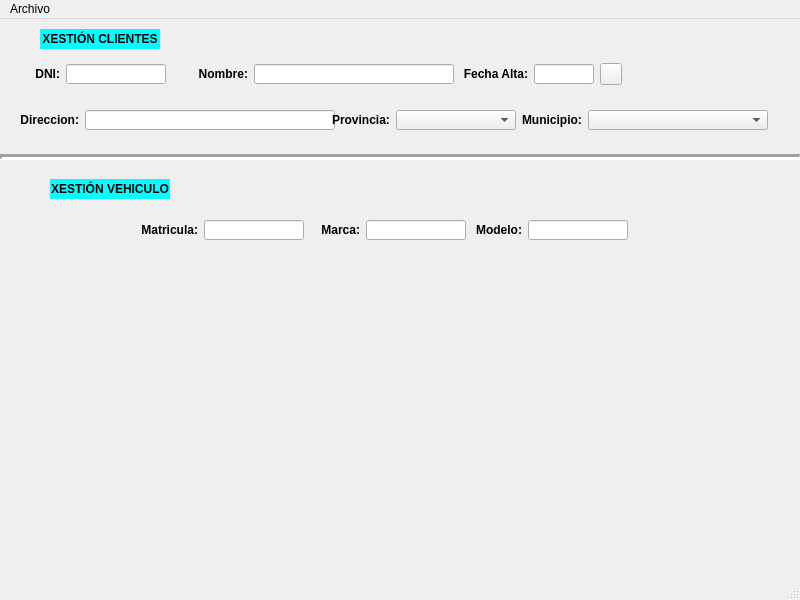
This is QuintanaRanha/ventMain.ui in Martin-Quintana/Desenvolvemento-de-Interfaces as Qt 5 draws it before an edit. The edited form follows.
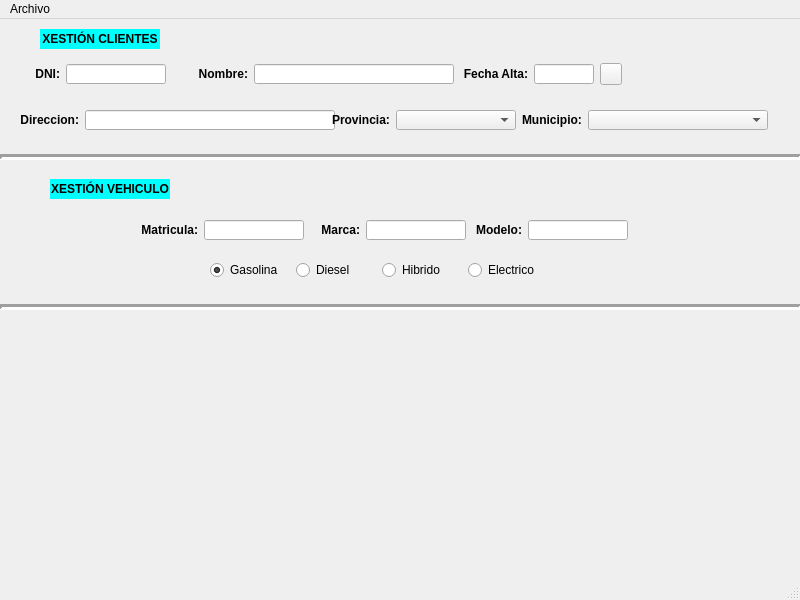
This is the edited form. Icons and pictures are not drawn.

The edit to the form file:
```diff
--- a/QuintanaRanha/ventMain.ui
+++ b/QuintanaRanha/ventMain.ui
@@ -124,7 +124,7 @@
      <set>Qt::AlignCenter</set>
     </property>
    </widget>
-   <widget class="QWidget" name="">
+   <widget class="QWidget" name="layoutWidget">
     <property name="geometry">
      <rect>
       <x>20</x>
@@ -226,7 +226,7 @@
      </item>
     </layout>
    </widget>
-   <widget class="QWidget" name="">
+   <widget class="QWidget" name="layoutWidget">
     <property name="geometry">
      <rect>
       <x>140</x>
@@ -360,7 +360,7 @@
      </item>
     </layout>
    </widget>
-   <widget class="QWidget" name="">
+   <widget class="QWidget" name="layoutWidget">
     <property name="geometry">
      <rect>
       <x>30</x>
@@ -555,6 +555,125 @@
      </item>
     </layout>
    </widget>
+   <widget class="Line" name="line_2">
+    <property name="geometry">
+     <rect>
+      <x>0</x>
+      <y>280</y>
+      <width>801</width>
+      <height>16</height>
+     </rect>
+    </property>
+    <property name="lineWidth">
+     <number>3</number>
+    </property>
+    <property name="orientation">
+     <enum>Qt::Horizontal</enum>
+    </property>
+   </widget>
+   <widget class="QWidget" name="layoutWidget">
+    <property name="geometry">
+     <rect>
+      <x>210</x>
+      <y>240</y>
+      <width>340</width>
+      <height>22</height>
+     </rect>
+    </property>
+    <layout class="QHBoxLayout" name="horizontalLayout_4">
+     <item>
+      <widget class="QRadioButton" name="rbtGasolina">
+       <property name="minimumSize">
+        <size>
+         <width>80</width>
+         <height>20</height>
+        </size>
+       </property>
+       <property name="maximumSize">
+        <size>
+         <width>80</width>
+         <height>20</height>
+        </size>
+       </property>
+       <property name="text">
+        <string>Gasolina</string>
+       </property>
+       <property name="checked">
+        <bool>true</bool>
+       </property>
+       <attribute name="buttonGroup">
+        <string notr="true">btdGroup</string>
+       </attribute>
+      </widget>
+     </item>
+     <item>
+      <widget class="QRadioButton" name="rbtDiesel">
+       <property name="minimumSize">
+        <size>
+         <width>80</width>
+         <height>20</height>
+        </size>
+       </property>
+       <property name="maximumSize">
+        <size>
+         <width>80</width>
+         <height>20</height>
+        </size>
+       </property>
+       <property name="text">
+        <string>Diesel</string>
+       </property>
+       <attribute name="buttonGroup">
+        <string notr="true">btdGroup</string>
+       </attribute>
+      </widget>
+     </item>
+     <item>
+      <widget class="QRadioButton" name="rbtHibrido">
+       <property name="minimumSize">
+        <size>
+         <width>80</width>
+         <height>20</height>
+        </size>
+       </property>
+       <property name="maximumSize">
+        <size>
+         <width>80</width>
+         <height>20</height>
+        </size>
+       </property>
+       <property name="text">
+        <string>Hibrido</string>
+       </property>
+       <attribute name="buttonGroup">
+        <string notr="true">btdGroup</string>
+       </attribute>
+      </widget>
+     </item>
+     <item>
+      <widget class="QRadioButton" name="rbtElectrico">
+       <property name="minimumSize">
+        <size>
+         <width>80</width>
+         <height>20</height>
+        </size>
+       </property>
+       <property name="maximumSize">
+        <size>
+         <width>80</width>
+         <height>20</height>
+        </size>
+       </property>
+       <property name="text">
+        <string>Electrico</string>
+       </property>
+       <attribute name="buttonGroup">
+        <string notr="true">btdGroup</string>
+       </attribute>
+      </widget>
+     </item>
+    </layout>
+   </widget>
   </widget>
   <widget class="QMenuBar" name="menubar">
    <property name="geometry">
```
Left out of the diff: 3 changed lines with no effect on the pictures.
